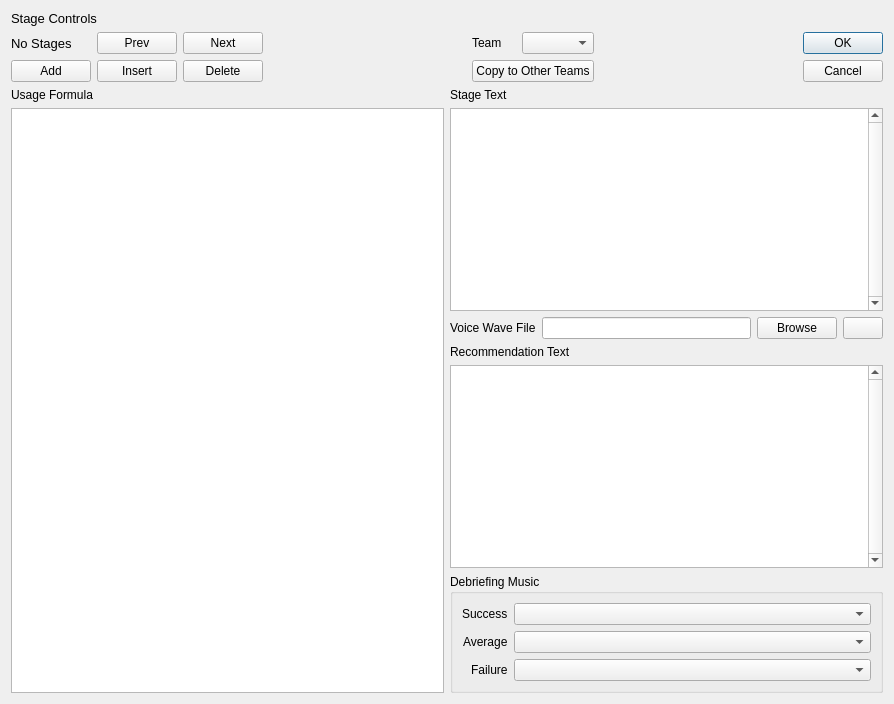
Before: the Qt Designer form qtfred/ui/DebriefingDialog.ui in wookieejedi/fs2open.github.com, drawn with Qt 5.
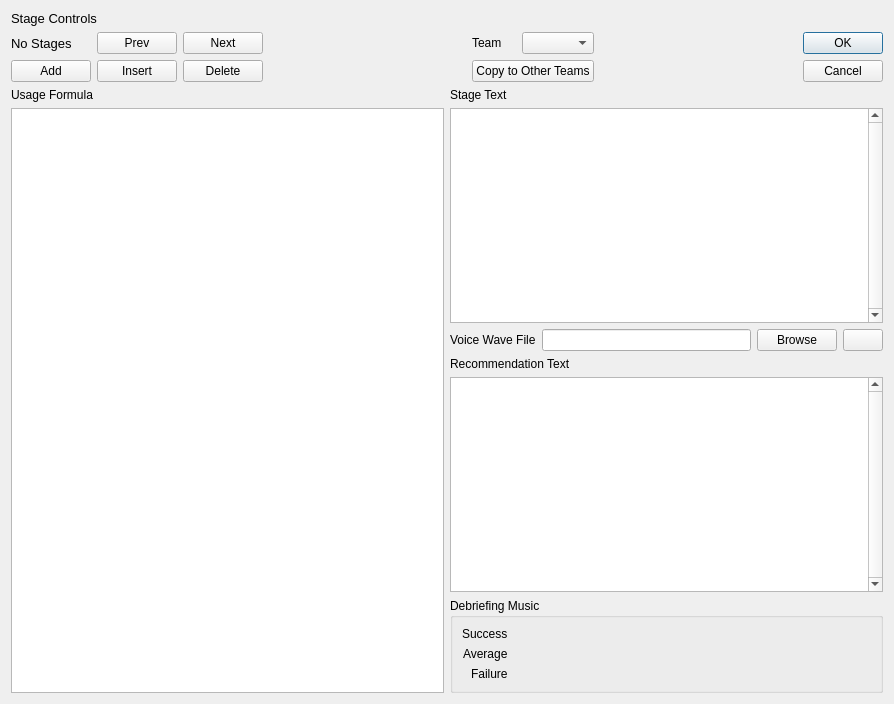
After: the same form once the commit is applied. Custom widgets are drawn as their Qt base class.

Commit message:
QtFred Combined spooled music selector/player widget (#7377)
* combined spooled music selector/player widget

* clang

* private members

* case insensitive compare

The edit to the form file:
```diff
--- a/qtfred/ui/DebriefingDialog.ui
+++ b/qtfred/ui/DebriefingDialog.ui
@@ -230,7 +230,7 @@
              </widget>
             </item>
             <item row="0" column="1">
-             <widget class="QComboBox" name="successMusicComboBox"/>
+             <widget class="fso::fred::MusicComboWidget" name="successMusicWidget"/>
             </item>
             <item row="1" column="0">
              <widget class="QLabel" name="averageMusicLabel">
@@ -240,7 +240,7 @@
              </widget>
             </item>
             <item row="1" column="1">
-             <widget class="QComboBox" name="averageMusicComboBox"/>
+             <widget class="fso::fred::MusicComboWidget" name="averageMusicWidget"/>
             </item>
             <item row="2" column="0">
              <widget class="QLabel" name="failureMusicLabel">
@@ -250,7 +250,7 @@
              </widget>
             </item>
             <item row="2" column="1">
-             <widget class="QComboBox" name="failureMusicComboBox"/>
+             <widget class="fso::fred::MusicComboWidget" name="failureMusicWidget"/>
             </item>
            </layout>
           </widget>
@@ -269,6 +269,11 @@
    <extends>QTreeView</extends>
    <header>ui/widgets/sexp_tree.h</header>
   </customwidget>
+  <customwidget>
+   <class>fso::fred::MusicComboWidget</class>
+   <extends>QWidget</extends>
+   <header>ui/widgets/MusicComboWidget.h</header>
+  </customwidget>
  </customwidgets>
  <tabstops>
   <tabstop>actionAddStage</tabstop>
```
The commit also changes 11 other files.
